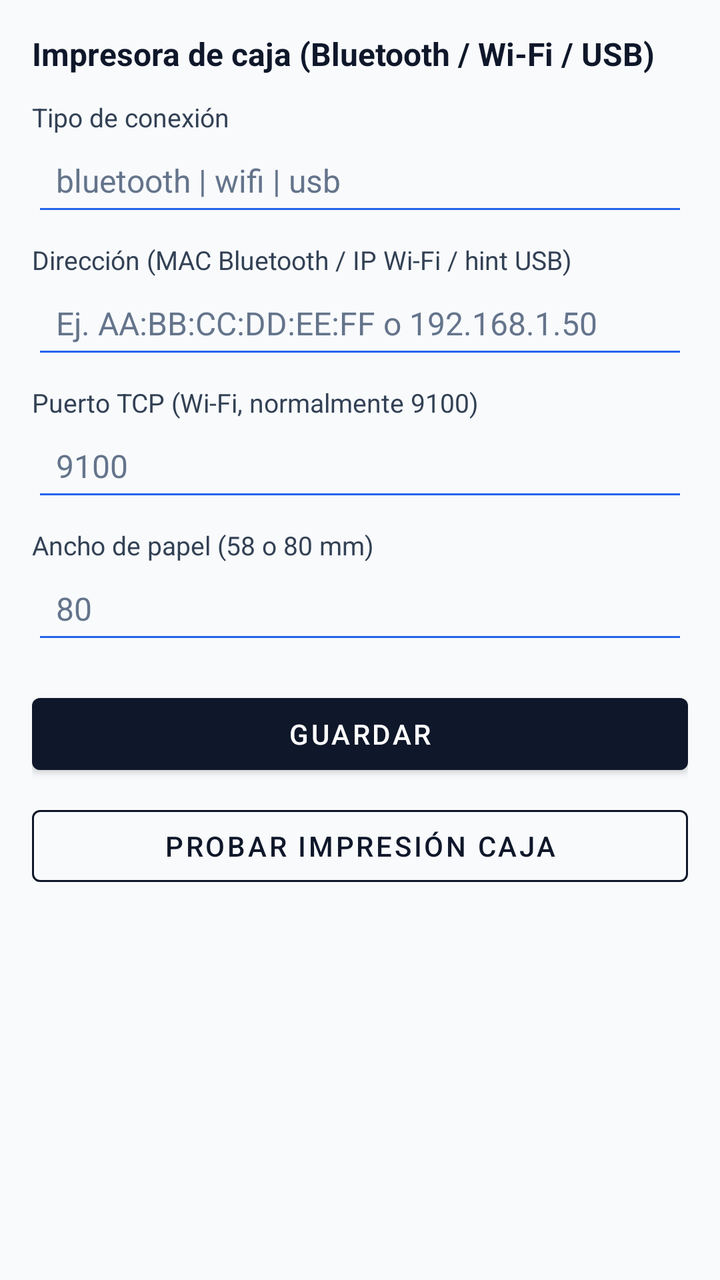
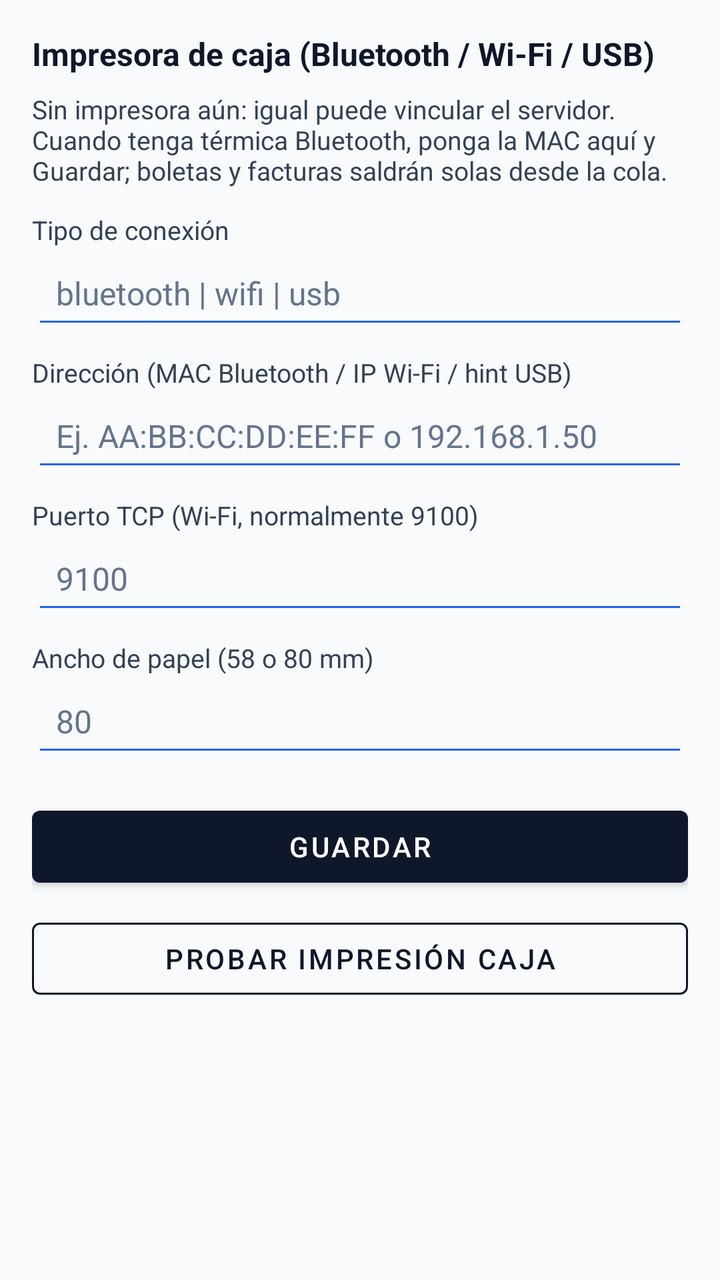

Screens rendered from an Android XML layout before and after an edit, with the pre-edit source and the edit as a unified diff.
<!-- AndroidManifest.xml: application theme Theme.FadeyMobileAssistant -->
<!-- res/layout/fragment_printers.xml -->
<?xml version="1.0" encoding="utf-8"?>
<ScrollView xmlns:android="http://schemas.android.com/apk/res/android"
    android:layout_width="match_parent"
    android:layout_height="match_parent"
    android:background="@color/fadey_bg"
    android:padding="16dp">

    <LinearLayout
        android:layout_width="match_parent"
        android:layout_height="wrap_content"
        android:orientation="vertical">

        <TextView
            android:layout_width="match_parent"
            android:layout_height="wrap_content"
            android:text="Impresora de caja (Bluetooth / Wi‑Fi / USB)"
            android:textColor="@color/fadey_navy"
            android:textSize="16sp"
            android:textStyle="bold" />

        <TextView
            android:layout_width="match_parent"
            android:layout_height="wrap_content"
            android:layout_marginTop="12dp"
            android:text="Tipo de conexión"
            android:textColor="@color/fadey_text_secondary"
            android:textSize="13sp" />

        <EditText
            android:id="@+id/editTipo"
            android:layout_width="match_parent"
            android:layout_height="wrap_content"
            android:hint="bluetooth | wifi | usb"
            android:inputType="text"
            android:textColor="@color/fadey_navy"
            android:textColorHint="@color/fadey_hint" />

        <TextView
            android:layout_width="match_parent"
            android:layout_height="wrap_content"
            android:layout_marginTop="8dp"
            android:text="Dirección (MAC Bluetooth / IP Wi‑Fi / hint USB)"
            android:textColor="@color/fadey_text_secondary"
            android:textSize="13sp" />

        <EditText
            android:id="@+id/editAddress"
            android:layout_width="match_parent"
            android:layout_height="wrap_content"
            android:hint="Ej. AA:BB:CC:DD:EE:FF o 192.168.1.50"
            android:inputType="text"
            android:textColor="@color/fadey_navy"
            android:textColorHint="@color/fadey_hint" />

        <TextView
            android:layout_width="match_parent"
            android:layout_height="wrap_content"
            android:layout_marginTop="8dp"
            android:text="Puerto TCP (Wi‑Fi, normalmente 9100)"
            android:textColor="@color/fadey_text_secondary"
            android:textSize="13sp" />

        <EditText
            android:id="@+id/editPort"
            android:layout_width="match_parent"
            android:layout_height="wrap_content"
            android:hint="9100"
            android:inputType="number"
            android:textColor="@color/fadey_navy"
            android:textColorHint="@color/fadey_hint" />

        <TextView
            android:layout_width="match_parent"
            android:layout_height="wrap_content"
            android:layout_marginTop="8dp"
            android:text="Ancho de papel (58 o 80 mm)"
            android:textColor="@color/fadey_text_secondary"
            android:textSize="13sp" />

        <EditText
            android:id="@+id/editWidth"
            android:layout_width="match_parent"
            android:layout_height="wrap_content"
            android:hint="80"
            android:inputType="number"
            android:textColor="@color/fadey_navy"
            android:textColorHint="@color/fadey_hint" />

        <com.google.android.material.button.MaterialButton
            android:id="@+id/btnSavePrinter"
            android:layout_width="match_parent"
            android:layout_height="wrap_content"
            android:layout_marginTop="16dp"
            android:text="@string/save" />

        <com.google.android.material.button.MaterialButton
            android:id="@+id/btnTestPrinter"
            style="@style/Widget.Fadey.Button.Outlined"
            android:layout_width="match_parent"
            android:layout_height="wrap_content"
            android:layout_marginTop="8dp"
            android:text="Probar impresión caja" />

        <TextView
            android:id="@+id/txtPrinterMsg"
            android:layout_width="match_parent"
            android:layout_height="wrap_content"
            android:layout_marginTop="12dp"
            android:textColor="@color/fadey_navy"
            android:textSize="14sp" />
    </LinearLayout>
</ScrollView>
<!-- resources referenced by this layout -->
<resources>
  <color name="fadey_bg">#F8FAFC</color>
  <color name="fadey_hint">#64748B</color>
  <color name="fadey_navy">#0F172A</color>
  <color name="fadey_text_secondary">#334155</color>
  <string name="save">Guardar</string>
  <style name="Widget.Fadey.Button.Outlined" parent="Widget.MaterialComponents.Button.OutlinedButton">
          <item name="android:textColor">@color/fadey_navy</item>
          <item name="strokeColor">@color/fadey_navy</item>
      </style>
  <style name="Theme.FadeyMobileAssistant" parent="Theme.MaterialComponents.Light.NoActionBar">
          <item name="colorPrimary">@color/fadey_navy</item>
          <item name="colorPrimaryVariant">#1E293B</item>
          <item name="colorOnPrimary">#FFFFFF</item>
          <item name="colorSecondary">@color/fadey_blue</item>
          <item name="colorOnSecondary">#FFFFFF</item>
          <item name="colorSurface">#FFFFFF</item>
          <item name="colorOnSurface">@color/fadey_navy</item>
          <item name="android:colorBackground">@color/fadey_bg</item>
          <item name="android:statusBarColor">@color/fadey_navy</item>
          <item name="android:windowBackground">@color/fadey_bg</item>
          <item name="android:textColorPrimary">@color/fadey_navy</item>
          <item name="android:textColorSecondary">@color/fadey_text_secondary</item>
          <item name="android:textColorHint">@color/fadey_hint</item>
          <item name="android:editTextColor">@color/fadey_navy</item>
          <item name="editTextStyle">@style/Widget.Fadey.EditText</item>
          <item name="materialButtonOutlinedStyle">@style/Widget.Fadey.Button.Outlined</item>
          <item name="bottomNavigationStyle">@style/Widget.Fadey.BottomNav</item>
      </style>
  <color name="fadey_blue">#2563EB</color>
  <style name="Widget.Fadey.EditText" parent="Widget.AppCompat.EditText">
          <item name="android:textColor">@color/fadey_navy</item>
          <item name="android:textColorHint">@color/fadey_hint</item>
          <item name="android:textSize">16sp</item>
          <item name="android:padding">12dp</item>
          <item name="android:backgroundTint">@color/fadey_blue</item>
      </style>
  <style name="Widget.Fadey.BottomNav" parent="Widget.MaterialComponents.BottomNavigationView">
          <item name="itemIconTint">@color/bottom_nav_colors</item>
          <item name="itemTextColor">@color/bottom_nav_colors</item>
          <item name="android:background">#FFFFFF</item>
      </style>
</resources>

<!-- the commit's change to res/layout/fragment_printers.xml (unified diff, before → after) -->
@@ -17,6 +17,14 @@
             android:textColor="@color/fadey_navy"
             android:textSize="16sp"
             android:textStyle="bold" />
+
+        <TextView
+            android:layout_width="match_parent"
+            android:layout_height="wrap_content"
+            android:layout_marginTop="8dp"
+            android:text="Sin impresora aún: igual puede vincular el servidor. Cuando tenga térmica Bluetooth, ponga la MAC aquí y Guardar; boletas y facturas saldrán solas desde la cola."
+            android:textColor="@color/fadey_text_secondary"
+            android:textSize="13sp" />
 
         <TextView
             android:layout_width="match_parent"
